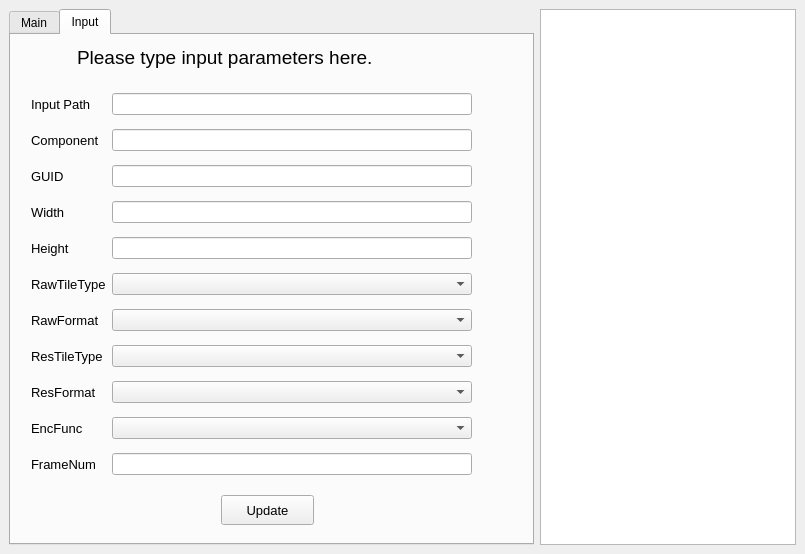
This is Client/command_validator_app/ui/mainwindow.ui in SJTU-Applemin/AutoULTGen as Qt 5 draws it before an edit. The edited form follows.
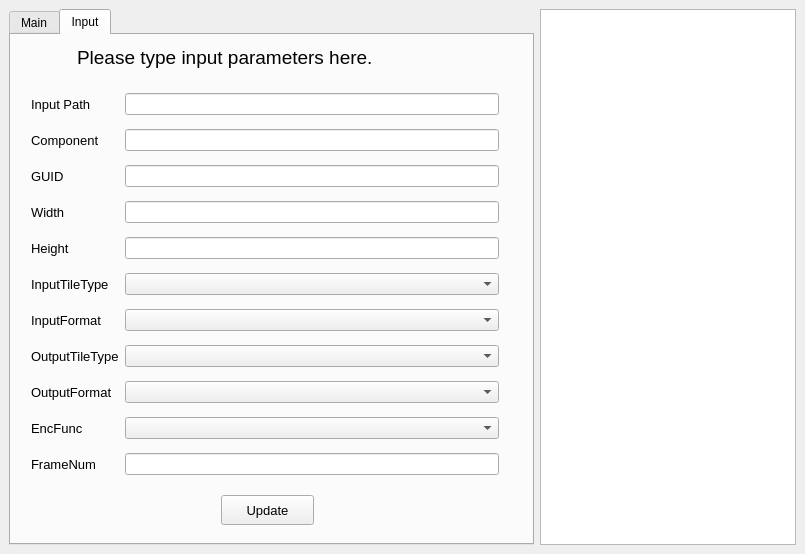
This is the edited form. The open tabs and pages were chosen to show the change.

Commit message:
Input Page Refine
1. Input page item rename
2. Referenece file name remove '_'
3. Copy txt files only

```diff
--- a/Client/command_validator_app/ui/mainwindow.ui
+++ b/Client/command_validator_app/ui/mainwindow.ui
@@ -654,7 +654,7 @@
          <string>Update</string>
         </property>
        </widget>
-       <widget class="QWidget" name="">
+       <widget class="QWidget" name="layoutWidget">
         <property name="geometry">
          <rect>
           <x>20</x>
@@ -696,14 +696,14 @@
             </font>
            </property>
            <property name="text">
-            <string>ResFormat</string>
+            <string>OutputFormat</string>
            </property>
           </widget>
          </item>
          <item row="10" column="1">
           <widget class="QLineEdit" name="FrameNum_input">
            <property name="text">
-            <string>                                       </string>
+            <string/>
            </property>
           </widget>
          </item>
@@ -750,7 +750,7 @@
             </font>
            </property>
            <property name="text">
-            <string>ResTileType</string>
+            <string>OutputTileType</string>
            </property>
           </widget>
          </item>
@@ -792,7 +792,7 @@
          <item row="10" column="2">
           <widget class="QLabel" name="label_14">
            <property name="text">
-            <string>          </string>
+            <string/>
            </property>
           </widget>
          </item>
@@ -818,7 +818,7 @@
             </font>
            </property>
            <property name="text">
-            <string>RawTileType</string>
+            <string>InputTileType</string>
            </property>
           </widget>
          </item>
@@ -868,7 +868,7 @@
             </font>
            </property>
            <property name="text">
-            <string>RawFormat</string>
+            <string>InputFormat</string>
            </property>
           </widget>
          </item>
```
Left out of the diff: 2 changed lines with no effect on the pictures. The commit also changes 3 other files.
